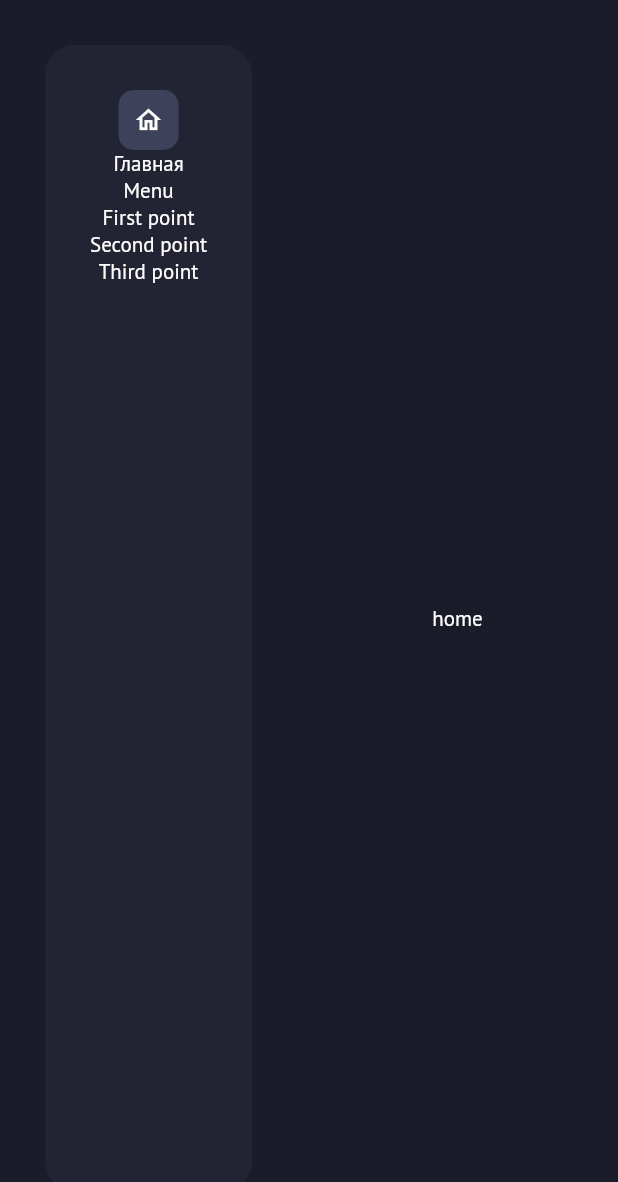
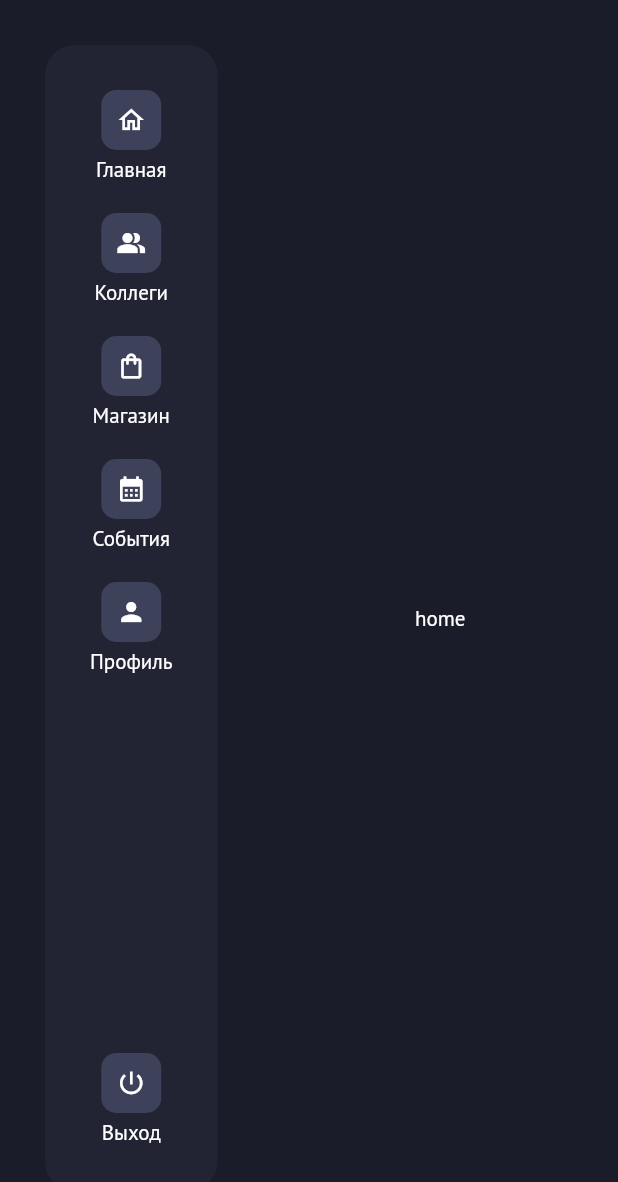
Before and after one commit to black-rusuz/nft, a Flutter app: the HomePage screen opened by its route, on a phone screen of 412 x 824 dp. Shown: the top 1182 px of the screen. Run offline on Flutter 3.47's test engine with Material 2 defaults, Android fonts, the phone set to English and light mode, and no system bars; our stand-ins replace dio, equatable, flutter_bloc, get_it, google_fonts, injectable.

```diff
--- a/lib/presentation/core/menu.dart
+++ b/lib/presentation/core/menu.dart
@@ -7,47 +7,90 @@ class Menu extends StatelessWidget {
 
   @override
   Widget build(BuildContext context) {
-    return Padding(
+    return Container(
+      margin: const EdgeInsets.all(30),
       padding: const EdgeInsets.all(30),
-      child: Material(
+      decoration: BoxDecoration(
         color: Styles.cardBg,
         borderRadius: BorderRadius.circular(20),
-        child: Padding(
-          padding: const EdgeInsets.all(30),
+      ),
       child: Column(
-            children: const [
-              MenuItem(),
-              Text('Menu'),
-              Text('First point'),
-              Text('Second point'),
-              Text('Third point'),
+        children: [
+          MenuItem(
+            title: 'Главная',
+            icon: Icons.home_outlined,
+            onTap: () {},
+          ),
+          MenuItem(
+            title: 'Коллеги',
+            icon: Icons.people_alt,
+            onTap: () {},
+          ),
+          MenuItem(
+            title: 'Магазин',
+            icon: Icons.shopping_bag_outlined,
+            onTap: () {},
+          ),
+          MenuItem(
+            title: 'События',
+            icon: Icons.calendar_month,
+            onTap: () {},
+          ),
+          MenuItem(
+            title: 'Профиль',
+            icon: Icons.person,
+            onTap: () {},
+          ),
+          const Expanded(child: SizedBox()),
+          MenuItem(
+            padding: EdgeInsets.zero,
+            icon: Icons.power_settings_new,
+            title: 'Выход',
+            onTap: () {},
+          ),
         ],
-          ),
-        ),
       ),
     );
   }
 }
 
 class MenuItem extends StatelessWidget {
-  const MenuItem({super.key});
+  final EdgeInsets padding;
+  final IconData icon;
+  final String title;
+  final VoidCallback onTap;
+
+  const MenuItem({
+    super.key,
+    this.padding = const EdgeInsets.only(bottom: 20),
+    required this.icon,
+    required this.title,
+    required this.onTap,
+  });
 
   @override
   Widget build(BuildContext context) {
-    return InkWell(
+    return Padding(
+      padding: padding,
+      child: InkWell(
+        onTap: onTap,
         child: Column(
           children: [
-          Ink(
+            Container(
               width: 40,
               height: 40,
               decoration: BoxDecoration(
                 color: Styles.inactive,
                 borderRadius: Styles.borderRadius,
               ),
-            child: const Icon(Icons.home_outlined, size: 20),
+              child: Icon(icon, size: 20),
             ),
-          const Text('Главная'),
+            Padding(
+              padding: const EdgeInsets.only(top: 4),
+              child: Text(title),
+            ),
           ],
+        ),
       ),
     );
   }
```
Lines whose indentation alone changed are shown as unchanged.
